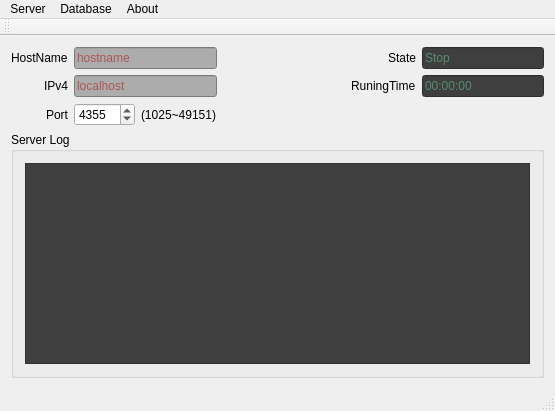
The window that mainwindow.ui (ChepenSmilelife/fse-server) describes before a commit, drawn with Qt 5.
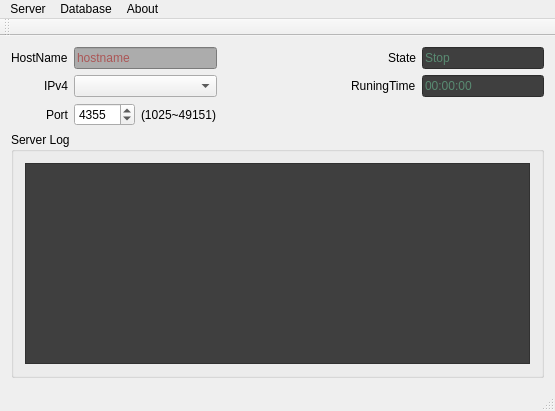
The same window after the commit.

The edit to the form file:
```diff
--- a/mainwindow.ui
+++ b/mainwindow.ui
@@ -99,18 +99,7 @@
      </widget>
     </item>
     <item row="1" column="1" colspan="2">
-     <widget class="QLineEdit" name="lineEditIPv4">
-      <property name="styleSheet">
-       <string notr="true">background-color: rgb(172, 172, 172);
-color: rgb(170, 0, 0);</string>
-      </property>
-      <property name="readOnly">
-       <bool>true</bool>
-      </property>
-      <property name="placeholderText">
-       <string>localhost</string>
-      </property>
-     </widget>
+     <widget class="QComboBox" name="comboBox"/>
     </item>
     <item row="1" column="3">
      <spacer name="horizontalSpacer_3">
```
